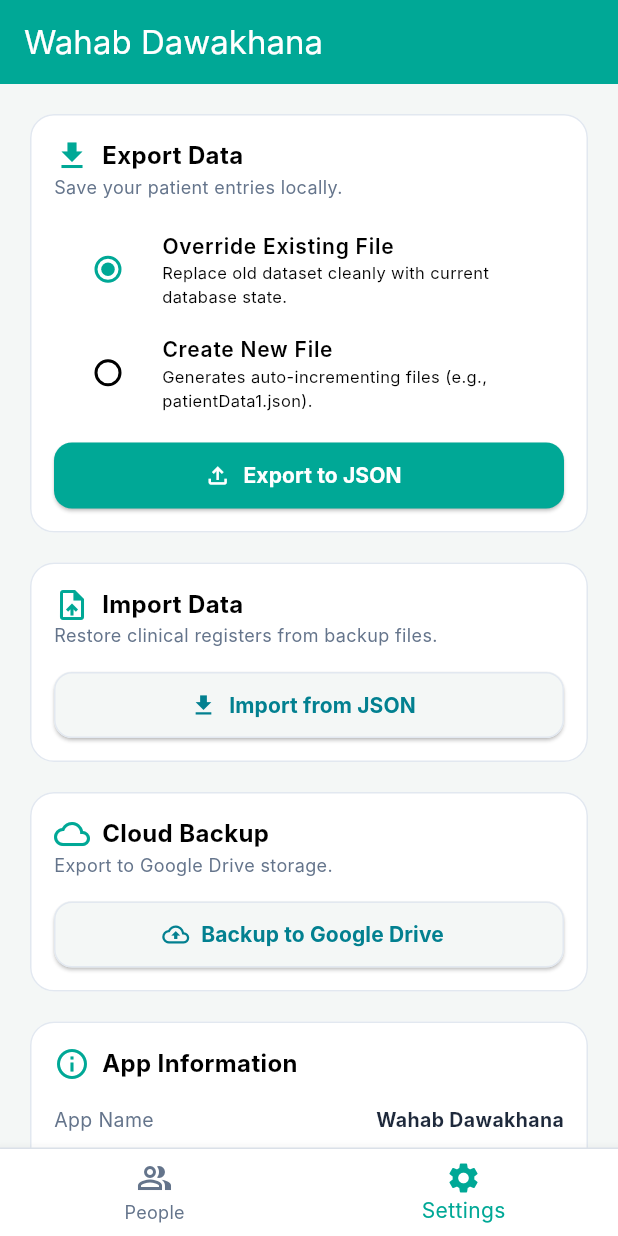
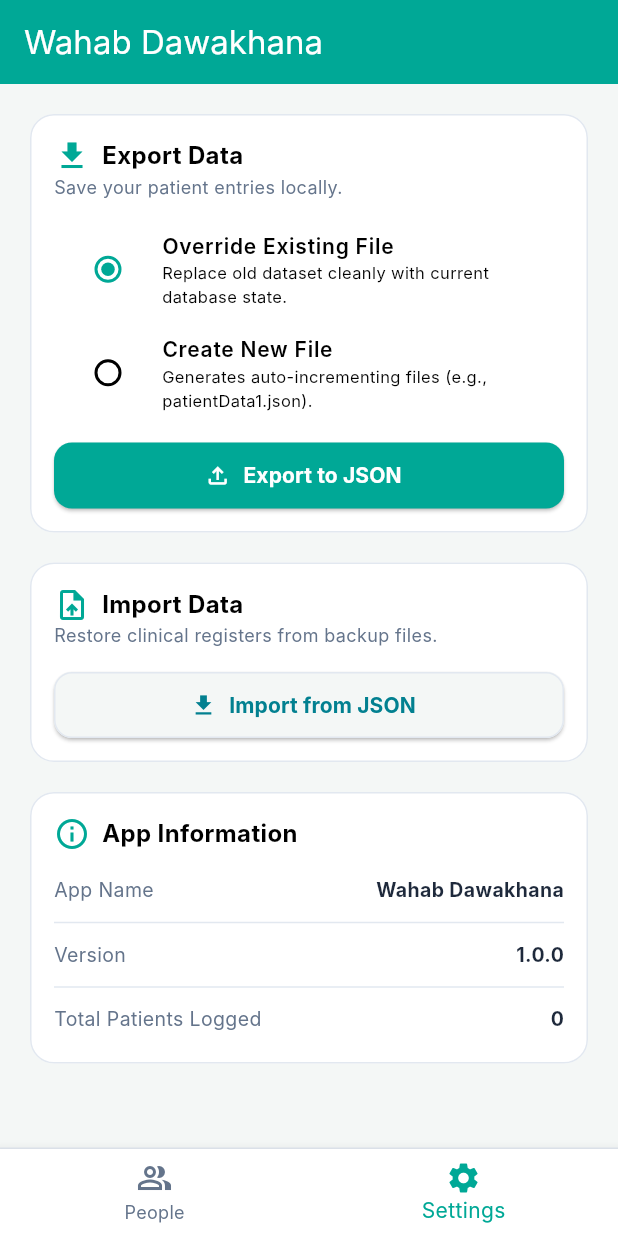
Before and after one commit to sufyanafzal7/wahab_dawakhana, a Flutter app: the screen it shows after launch, item 2 of the bottom bar chosen, on a phone screen of 412 x 824 dp. Run offline on Flutter 3.47's test engine with Material 3 defaults, Android fonts, the phone set to English and light mode, and no system bars; our stand-ins replace file_picker, google_sign_in, hive_flutter, share_plus; missing offline and left inert: googleapis; accounts and stored records are empty; Roboto replaces fonts that are missing (Inter).

Commit message:
Initial commit

```diff
--- a/lib/views/settings/settings_page.dart
+++ b/lib/views/settings/settings_page.dart
@@ -139,7 +139,7 @@ class _SettingsPageState extends State<SettingsPage> {
           const SizedBox(height: 12),
 
           // Cloud Integration Component Card Module
-          Card(
+          /*Card(
             child: Padding(
               padding: const EdgeInsets.all(16.0),
               child: Column(
@@ -154,7 +154,7 @@ class _SettingsPageState extends State<SettingsPage> {
                   ),
                   const Text('Export to Google Drive storage.', style: TextStyle(color: AppTheme.mutedText, fontSize: 12)),
                   const SizedBox(height: 16),
-                  SizedBox(
+                  /*SizedBox(
                     width: double.infinity,
                     height: 44,
                     child: ElevatedButton.icon(
@@ -172,12 +172,12 @@ class _SettingsPageState extends State<SettingsPage> {
                       icon: const Icon(Icons.cloud_upload_outlined, size: 18),
                       label: const Text('Backup to Google Drive', style: TextStyle(fontWeight: FontWeight.bold)),
                     ),
-                  )
+                  ) */
                 ],
               ),
             ),
-          ),
-          const SizedBox(height: 12),
+          ),*/
+          //const SizedBox(height: 12),
 
           // Diagnostic App Information Card
           Card(
--- a/pubspec.yaml
+++ b/pubspec.yaml
@@ -14,7 +14,7 @@ dependencies:
   hive_flutter: ^1.1.0
   path_provider: ^2.1.3
   file_picker: ^8.0.0
-  share_plus: ^7.2.1
+  share_plus: ^10.0.0
   google_sign_in: ^6.2.1
   googleapis: ^13.2.0
   intl: ^0.19.0
```
Also changed, not shown: pubspec.lock, 6 other files.
